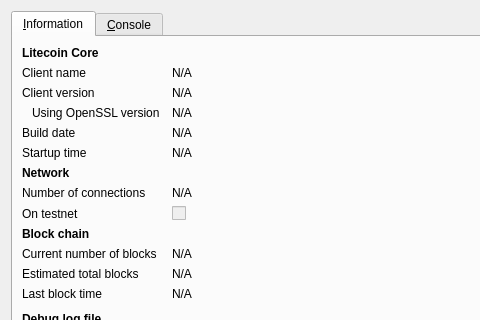
Before: the Qt Designer form src/qt/forms/rpcconsole.ui in jinwonchoi/testcoin, drawn with Qt 5; both pictures show x 0 to 480 and y 0 to 320 of the 740 by 450 pixel window.
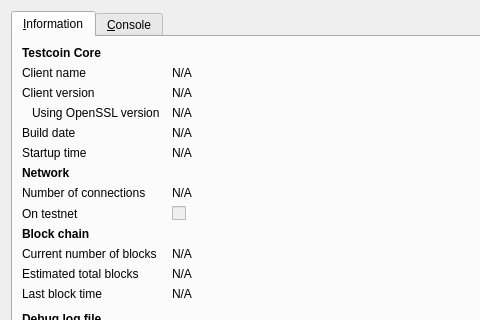
After: the same form once the commit is applied. Icons and pictures are not drawn.

Diff of the .ui file:
```diff
--- a/src/qt/forms/rpcconsole.ui
+++ b/src/qt/forms/rpcconsole.ui
@@ -36,7 +36,7 @@
           </font>
          </property>
          <property name="text">
-          <string>Litecoin Core</string>
+          <string>Testcoin Core</string>
          </property>
         </widget>
        </item>
```
Left out of the diff: 6 changed lines with no effect on the pictures.
